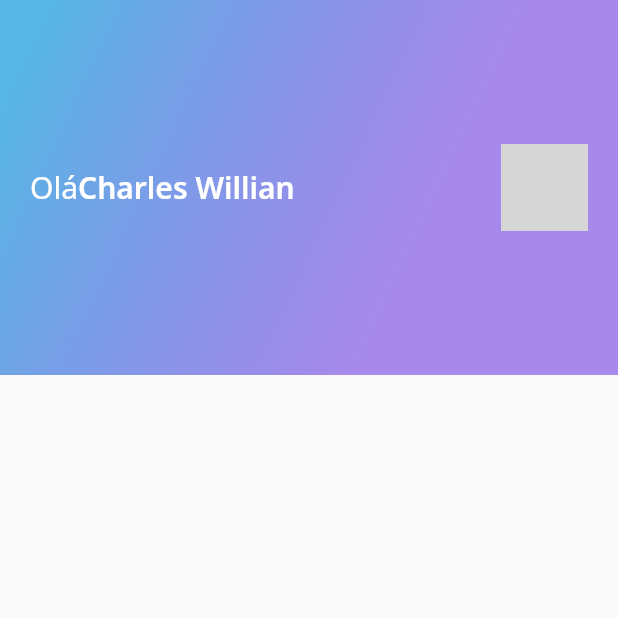
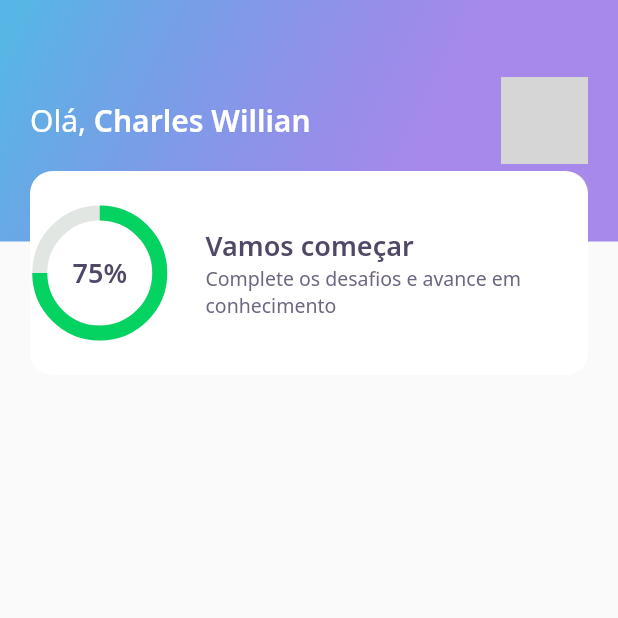
Before and after one commit to charles00willian/dev_quiz, a Flutter app: the screen it shows after launch, on a phone screen of 412 x 824 dp, the top half of it. Run offline on Flutter 3.47's test engine with Material 2 defaults, Android fonts, the phone set to English and light mode, and no system bars; our stand-ins replace google_fonts; network calls fail; grey boxes are pictures that could not be loaded.

Commit message:
card de score

```diff
--- a/lib/home/widgets/appbar/appbar_widget.dart
+++ b/lib/home/widgets/appbar/appbar_widget.dart
@@ -1,5 +1,6 @@
 import 'package:dev_quiz/core/app_gradients.dart';
 import 'package:dev_quiz/core/app_text_styles.dart';
+import 'package:dev_quiz/home/widgets/score_card/score_card_widget.dart';
 import 'package:flutter/material.dart';
 
 class AppBarWidget extends PreferredSize {
@@ -8,15 +9,19 @@ class AppBarWidget extends PreferredSize {
           preferredSize: Size.fromHeight(250),
           child: Container(
             height: 250,
+            child: Stack(
+              children: [
+                Container(
                   decoration: BoxDecoration(gradient: AppGradients.linear),
-            child: Padding(
+                  width: double.maxFinite,
+                  height: 161,
                   padding: const EdgeInsets.symmetric(horizontal: 20),
                   child: Row(
                       mainAxisAlignment: MainAxisAlignment.spaceBetween,
                       children: [
                         Text.rich(
                           TextSpan(
-                        text: 'Olá',
+                            text: 'Olá, ',
                             style: AppTextStyles.title,
                             children: [
                               TextSpan(
@@ -38,6 +43,9 @@ class AppBarWidget extends PreferredSize {
                         ),
                       ]),
                 ),
+                Align(alignment: Alignment(0.0, 1.0), child: ScoreCardWidget())
+              ],
+            ),
           ),
         );
 }
--- /dev/null
+++ b/lib/home/widgets/chart/chart_widget.dart
@@ -0,0 +1,37 @@
+import 'package:dev_quiz/core/app_colors.dart';
+import 'package:dev_quiz/core/core.dart';
+import 'package:flutter/material.dart';
+
+class ChartWidget extends StatelessWidget {
+  const ChartWidget({Key? key}) : super(key: key);
+
+  @override
+  Widget build(BuildContext context) {
+    return Container(
+        height: 80,
+        width: 80,
+        child: Stack(
+          children: [
+            Center(
+              child: Container(
+                height: 80,
+                width: 80,
+                child: CircularProgressIndicator(
+                  strokeWidth: 10,
+                  value: 0.75,
+                  backgroundColor: AppColors.chartSecondary,
+                  valueColor:
+                      AlwaysStoppedAnimation<Color>(AppColors.chartPrimary),
+                ),
+              ),
+            ),
+            Center(
+              child: Text(
+                "75%",
+                style: AppTextStyles.heading,
+              ),
+            )
+          ],
+        ));
+  }
+}
--- /dev/null
+++ b/lib/home/widgets/score_card/score_card_widget.dart
@@ -0,0 +1,47 @@
+import 'package:dev_quiz/core/app_colors.dart';
+import 'package:dev_quiz/core/core.dart';
+import 'package:dev_quiz/home/widgets/chart/chart_widget.dart';
+import 'package:flutter/material.dart';
+
+class ScoreCardWidget extends StatelessWidget {
+  const ScoreCardWidget({Key? key}) : super(key: key);
+
+  @override
+  Widget build(BuildContext context) {
+    return Padding(
+      padding: const EdgeInsets.only(left: 20, right: 20),
+      child: Container(
+        height: 136,
+        decoration: BoxDecoration(
+          color: AppColors.white,
+          borderRadius: BorderRadius.circular(15),
+        ),
+        child: Row(
+          crossAxisAlignment: CrossAxisAlignment.center,
+          children: [
+            Expanded(
+              flex: 1,
+              child: ChartWidget(),
+            ),
+            Expanded(
+              flex: 3,
+              child: Padding(
+                padding: const EdgeInsets.only(left: 24),
+                child: Column(
+                    mainAxisAlignment: MainAxisAlignment.center,
+                    crossAxisAlignment: CrossAxisAlignment.start,
+                    children: [
+                      Text("Vamos começar", style: AppTextStyles.heading),
+                      Text(
+                        "Complete os desafios e avance em conhecimento",
+                        style: AppTextStyles.body,
+                      ),
+                    ]),
+              ),
+            ),
+          ],
+        ),
+      ),
+    );
+  }
+}
```
Lines whose indentation alone changed are shown as unchanged.
